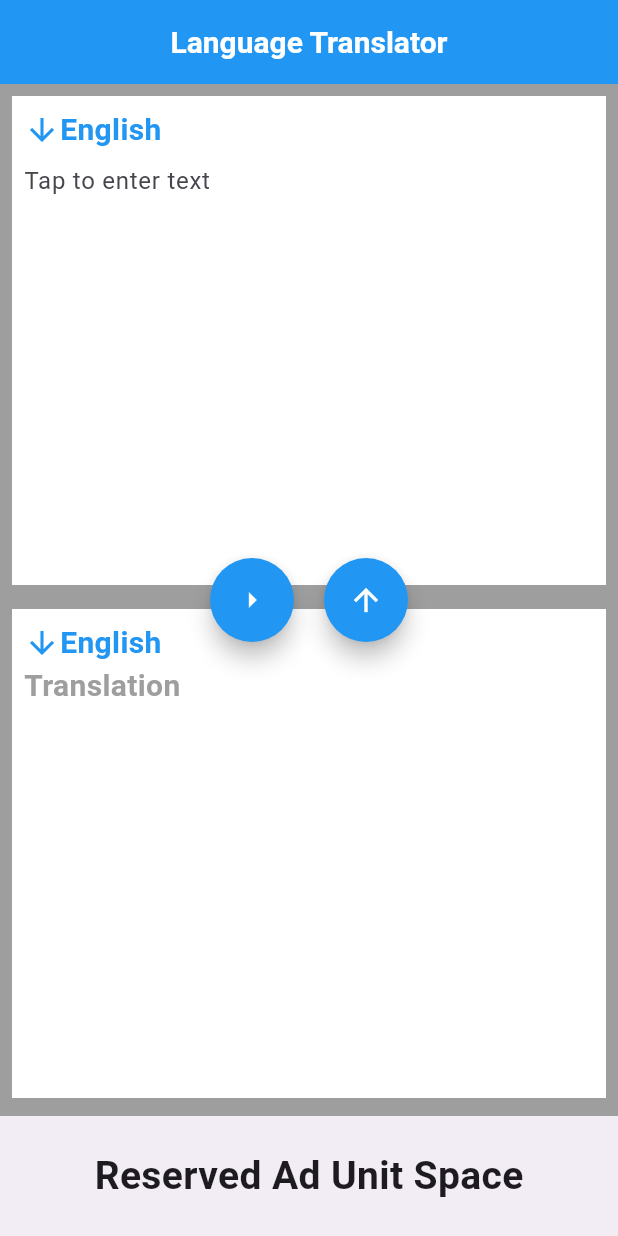
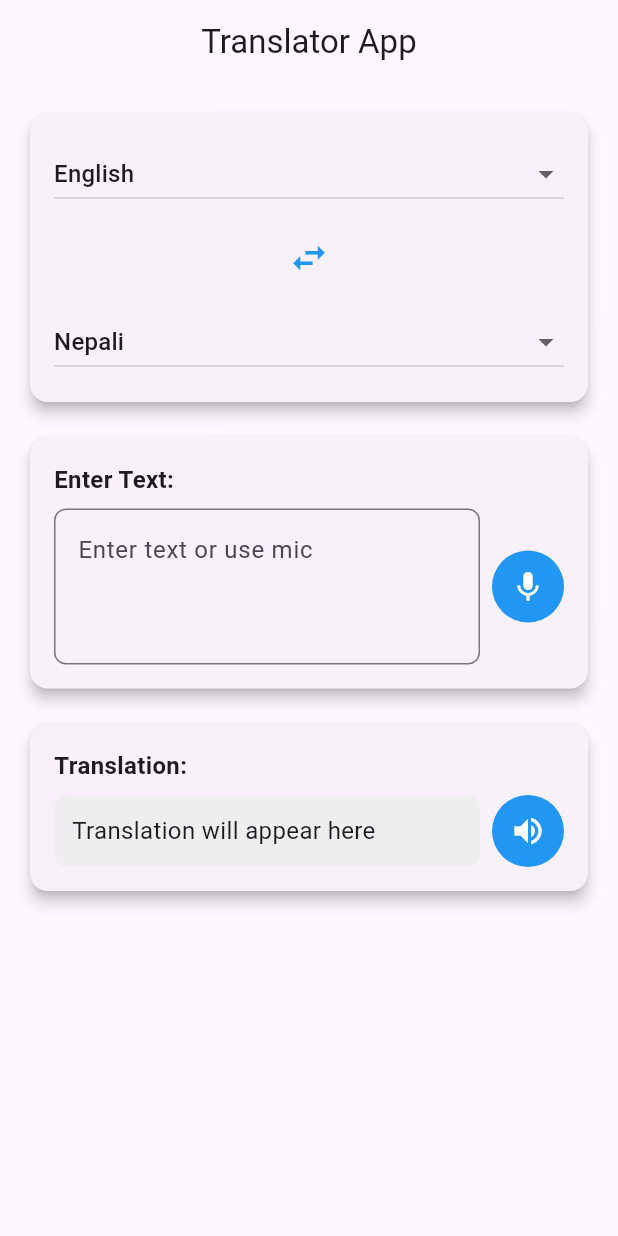
Before and after one commit to bipin24746/language_translator, a Flutter app: the screen it shows after launch, on a phone screen of 412 x 824 dp. Run offline on Flutter 3.47's test engine with Material 3 defaults, Android fonts, the phone set to English and light mode, and no system bars; our stand-ins replace flutter_tts, get, speech_to_text; missing offline and left inert: translator.

Commit message:
Simple Translator App Complete

```diff
--- /dev/null
+++ b/lib/controllers/translation_controller.dart
@@ -0,0 +1,45 @@
+import 'package:flutter_tts/flutter_tts.dart';
+import 'package:get/get.dart';
+import 'package:get/get_state_manager/src/simple/get_controllers.dart';
+import 'package:translator/translator.dart';
+
+class TranslationControllers extends GetxController {
+  var fromLanguage = 'en'.obs; // Default source language is English
+  var toLanguage = 'ne'.obs; // Default target language is Spanish
+  var inputText = ''.obs; // User input text
+  var translatedText = ''.obs; // Translated text
+
+  final GoogleTranslator translator = GoogleTranslator();
+  final FlutterTts tts = FlutterTts();
+
+  // Function to translate input text
+ Future<void> translateText() async {
+  if (inputText.value.isNotEmpty) {
+    try {
+      var translation = await translator.translate(
+        inputText.value,
+        from: fromLanguage.value,
+        to: toLanguage.value,
+      );
+      translatedText.value = translation.text;
+    } catch (e) {
+      if (e.toString().contains('LanguageNotSupportedException')) {
+        translatedText.value = "Error: The selected language is not supported.";
+      } else {
+        translatedText.value = "Error: Translation failed.";
+      }
+      print("Translation Error: $e");
+    }
+  } else {
+    translatedText.value = '';
+  }
+}
+
+  // Function to speak the translated text
+  Future<void> speakTranslatedText() async {
+    if (translatedText.value.isNotEmpty) {
+      await tts.setLanguage(toLanguage.value);
+      await tts.speak(translatedText.value);
+    }
+  }
+}
--- a/lib/homepage.dart
+++ /dev/null
@@ -1,174 +0,0 @@
-import 'package:flutter/material.dart';
-import 'package:get/get.dart';
-import 'package:language_translator/selectLanguage.dart';
-
-class Homepage extends StatefulWidget {
-  const Homepage({super.key});
-
-  @override
-  State<Homepage> createState() => _HomepageState();
-}
-
-class _HomepageState extends State<Homepage> {
-  @override
-  Widget build(BuildContext context) {
-    // Calculate the available height excluding the AppBar and BottomAppBar
-    final availableHeight = Get.height -
-        kToolbarHeight -
-        kBottomNavigationBarHeight - // Height of BottomAppBar
-        MediaQuery.of(context).padding.top;
-
-    return Scaffold(
-      backgroundColor: Colors.grey,
-      appBar: AppBar(
-        centerTitle: true,
-        title: const Text(
-          "Language Translator",
-          style: TextStyle(
-            fontWeight: FontWeight.bold,
-            fontSize: 20,
-            color: Colors.white,
-          ),
-        ),
-        backgroundColor: Colors.blue,
-      ),
-      body: Stack(
-        alignment: Alignment.center,
-        children: [
-          Column(
-            children: [
-              // Top section
-              Container(
-                height: availableHeight * 0.5 -
-                    30, // Half of the height minus spacing
-                margin: const EdgeInsets.all(8.0),
-                color: Colors.white,
-                padding: const EdgeInsets.all(8.0),
-                child: Column(
-                  children: [
-                    InkWell(
-                      onTap: () {
-                        Get.toNamed('/language');
-                      },
-                      child: Row(
-                        children: const [
-                          Icon(
-                            Icons.arrow_downward,
-                            color: Colors.blue,
-                          ),
-                          Text(
-                            "English",
-                            style: TextStyle(
-                                color: Colors.blue,
-                                fontWeight: FontWeight.bold,
-                                fontSize: 20),
-                          )
-                        ],
-                      ),
-                    ),
-                    const Expanded(
-                      child: TextField(
-                        decoration: InputDecoration(
-                          border: InputBorder.none,
-                          hintText: "Tap to enter text",
-                        ),
-                        maxLines: null,
-                        expands:
-                            true, // Allows the TextField to fill its parent
-                      ),
-                    ),
-                  ],
-                ),
-              ),
-              // Bottom section
-              Container(
-                height: availableHeight * 0.5 -
-                    30, // Half of the height minus spacing
-                margin: const EdgeInsets.all(8.0),
-                color: Colors.white,
-                padding: const EdgeInsets.all(8.0),
-                child: Column(
-                  crossAxisAlignment: CrossAxisAlignment.start,
-                  children: [
-                    InkWell(
-                      onTap: () {
-                        Get.toNamed('/language');
-                      },
-                      child: Row(
-                        children: const [
-                          Icon(
-                            Icons.arrow_downward,
-                            color: Colors.blue,
-                          ),
-                          Text(
-                            "English",
-                            style: TextStyle(
-                                color: Colors.blue,
-                                fontWeight: FontWeight.bold,
-                                fontSize: 20),
-                          )
-                        ],
-                      ),
-                    ),
-                    const Expanded(
-                      child: DecoratedBox(
-                        decoration: BoxDecoration(),
-                        child: Text(
-                          "Translation",
-                          style: TextStyle(
-                              fontSize: 20,
-                              color: Colors.grey,
-                              fontWeight: FontWeight.bold),
-                        ),
-                      ),
-                    ),
-                  ],
-                ),
-              ),
-            ],
-          ),
-          Positioned(
-            top: availableHeight * 0.5 -
-                40, // Center the FAB between the two sections
-            child: Row(
-              mainAxisAlignment: MainAxisAlignment.center,
-              children: [
-                FloatingActionButton(
-                  shape: RoundedRectangleBorder(
-                      borderRadius: BorderRadius.circular(50)),
-                  onPressed: () {},
-                  backgroundColor: Colors.blue,
-                  child: const Icon(
-                    Icons.arrow_right,
-                    color: Colors.white,
-                  ),
-                ),
-                const SizedBox(width: 20),
-                FloatingActionButton(
-                  shape: RoundedRectangleBorder(
-                      borderRadius: BorderRadius.circular(50)),
-                  onPressed: () {},
-                  backgroundColor: Colors.blue,
-                  child: const Icon(
-                    Icons.arrow_upward,
-                    color: Colors.white,
-                  ),
-                ),
-              ],
-            ),
-          ),
-        ],
-      ),
-      bottomNavigationBar: BottomAppBar(
-        child: Container(
-          height: kBottomNavigationBarHeight, // Ensure consistent height
-          alignment: Alignment.center,
-          child: const Text(
-            "Reserved Ad Unit Space",
-            style: TextStyle(fontSize: 26, fontWeight: FontWeight.bold),
-          ),
-        ),
-      ),
-    );
-  }
-}
--- a/lib/languageController.dart
+++ /dev/null
@@ -1,10 +0,0 @@
-import 'package:get/get.dart';
-
-class Languagecontroller extends GetxController {
-  var Languages = <String>["English", "Nepali", "Newari"].obs;
-}
-
-changeLanguage() {
-  List<String> changeLanguage =
-      List.generate(rtlLanguages.length, (index) => 'Item $index');
-}
--- a/lib/main.dart
+++ b/lib/main.dart
@@ -1,7 +1,7 @@
 import 'package:flutter/material.dart';
 import 'package:get/get.dart';
-import 'package:language_translator/homepage.dart';
-import 'package:language_translator/selectLanguage.dart';
+
+import 'package:language_translator/views/home.dart';
 
 void main() {
   runApp(const MyApp());
@@ -13,13 +13,17 @@ class MyApp extends StatelessWidget {
   @override
   Widget build(BuildContext context) {
     return GetMaterialApp(
-      title: 'Flutter Demo',
-      theme: ThemeData(
-        colorScheme: ColorScheme.fromSeed(seedColor: Colors.deepPurple),
-        useMaterial3: true,
-      ),
-      home: const Homepage(),
-      getPages: [GetPage(name: "/language", page: () => SelectLanguage())],
-    );
+        title: 'Language Translator',
+        theme: ThemeData(
+          colorScheme: ColorScheme.fromSeed(seedColor: Colors.deepPurple),
+          useMaterial3: true,
+        ),
+        home: HomePage()
+        // initialRoute: '/',
+        // getPages: [
+        //   GetPage(name: '/', page: () => const Homepage()),
+        //   GetPage(name: '/language', page: () => const SelectLanguage()),
+        // ],
+        );
   }
 }
--- a/lib/selectLanguage.dart
+++ /dev/null
@@ -1,40 +0,0 @@
-import 'package:flutter/material.dart';
-import 'package:get/get.dart';
-import 'package:language_translator/languageController.dart';
-
-class SelectLanguage extends StatefulWidget {
-  const SelectLanguage({super.key});
-
-  @override
-  State<SelectLanguage> createState() => _SelectLanguageState();
-}
-
-class _SelectLanguageState extends State<SelectLanguage> {
-  Languagecontroller languagecontroller = Get.put(Languagecontroller());
-  @override
-  Widget build(BuildContext context) {
-    return Scaffold(
-      appBar: AppBar(
-        iconTheme: IconThemeData(color: Colors.white),
-        title: Text(
-          "Select Language",
-          style: TextStyle(color: Colors.white, fontWeight: FontWeight.bold),
-        ),
-        backgroundColor: Colors.blue,
-      ),
-      body: Column(
-        children: [
-          Expanded(child: Obx(() {
-            return ListView.builder(
-                itemCount: languagecontroller.Languages.length,
-                itemBuilder: (context, index) {
-                  return ListTile(
-                    title: Text(languagecontroller.Languages[index]),
-                  );
-                });
-          }))
-        ],
-      ),
-    );
-  }
-}
--- /dev/null
+++ b/lib/views/home.dart
@@ -0,0 +1,247 @@
+import 'package:flutter/material.dart';
+import 'package:get/get.dart';
+import 'package:speech_to_text/speech_to_text.dart' as stt;
+import '../controllers/translation_controller.dart';
+
+class HomePage extends StatelessWidget {
+  final TranslationControllers controller = Get.put(TranslationControllers());
+  final stt.SpeechToText speech = stt.SpeechToText();
+  final TextEditingController textEditingController = TextEditingController();
+
+  @override
+  Widget build(BuildContext context) {
+    return Scaffold(
+      appBar: AppBar(
+        title: Text('Translator App'),
+        centerTitle: true,
+      ),
+      body: SingleChildScrollView(
+        padding: const EdgeInsets.all(16.0),
+        child: Column(
+          crossAxisAlignment: CrossAxisAlignment.stretch,
+          children: [
+            // Source and Target Language Selection Section
+            Card(
+              elevation: 4,
+              shape: RoundedRectangleBorder(
+                borderRadius: BorderRadius.circular(12),
+              ),
+              child: Padding(
+                padding: const EdgeInsets.all(16.0),
+                child: Column(
+                  children: [
+                    // Source Language Dropdown
+                    Obx(() {
+                      final languageList = _languageList();
+                      if (!languageList.any((item) =>
+                          item.value == controller.fromLanguage.value)) {
+                        controller.fromLanguage.value =
+                            languageList.first.value!; // Set default if invalid
+                      }
+                      return DropdownButton<String>(
+                        value: controller.fromLanguage.value,
+                        items: languageList,
+                        onChanged: (value) {
+                          controller.fromLanguage.value = value!;
+                          controller.translateText();
+                        },
+                        isExpanded: true,
+                        hint: Text("Select source language"),
+                      );
+                    }),
+
+                    SizedBox(height: 8),
+
+                    // Swap Button
+                    IconButton(
+                      icon:
+                          Icon(Icons.swap_horiz, size: 28, color: Colors.blue),
+                      onPressed: _swapLanguages,
+                      tooltip: 'Swap Languages',
+                    ),
+                    SizedBox(height: 8),
+
+                    // Target Language Dropdown
+                    Obx(() {
+                      return DropdownButton<String>(
+                        value: controller.toLanguage.value,
+                        items: _languageList(),
+                        onChanged: (value) {
+                          controller.toLanguage.value = value!;
+                          controller.translateText();
+                        },
+                        isExpanded: true,
+                        hint: Text("Select target language"),
+                      );
+                    }),
+                  ],
+                ),
+              ),
+            ),
+            SizedBox(height: 16),
+
+            // Input Text Field with Mic Button
+            Card(
+              elevation: 4,
+              shape: RoundedRectangleBorder(
+                borderRadius: BorderRadius.circular(12),
+              ),
+              child: Padding(
+                padding: const EdgeInsets.all(16.0),
+                child: Column(
+                  crossAxisAlignment: CrossAxisAlignment.start,
+                  children: [
+                    Text(
+                      'Enter Text:',
+                      style: TextStyle(
+                        fontSize: 16,
+                        fontWeight: FontWeight.bold,
+                      ),
+                    ),
+                    SizedBox(height: 8),
+                    Row(
+                      children: [
+                        Expanded(
+                          child: TextField(
+                            controller: textEditingController,
+                            onChanged: (value) {
+                              controller.inputText.value = value;
+                              controller.translateText();
+                            },
+                            decoration: InputDecoration(
+                              border: OutlineInputBorder(
+                                borderRadius: BorderRadius.circular(8),
+                              ),
+                              hintText: 'Enter text or use mic',
+                            ),
+                            maxLines: 3,
+                          ),
+                        ),
+                        SizedBox(width: 8),
+                        CircleAvatar(
+                          radius: 24,
+                          backgroundColor: Colors.blue,
+                          child: IconButton(
+                            icon: Icon(Icons.mic, color: Colors.white),
+                            onPressed: _startListening,
+                          ),
+                        ),
+                      ],
+                    ),
+                  ],
+                ),
+              ),
+            ),
+            SizedBox(height: 16),
+
+            // Translated Text Display with Speaker Button
+            Card(
+              elevation: 4,
+              shape: RoundedRectangleBorder(
+                borderRadius: BorderRadius.circular(12),
+              ),
+              child: Padding(
+                padding: const EdgeInsets.all(16.0),
+                child: Obx(() {
+                  return Column(
+                    crossAxisAlignment: CrossAxisAlignment.start,
+                    children: [
+                      Text(
+                        'Translation:',
+                        style: TextStyle(
+                          fontSize: 16,
+                          fontWeight: FontWeight.bold,
+                        ),
+                      ),
+                      SizedBox(height: 8),
+                      Row(
+                        children: [
+                          Expanded(
+                            child: Container(
+                              padding: EdgeInsets.all(12),
+                              decoration: BoxDecoration(
+                                color: Colors.grey[200],
+                                borderRadius: BorderRadius.circular(8),
+                              ),
+                              child: Text(
+                                controller.translatedText.value.isEmpty
+                                    ? 'Translation will appear here'
+                                    : controller.translatedText.value,
+                                style: TextStyle(fontSize: 16),
+                              ),
+                            ),
+                          ),
+                          SizedBox(width: 8),
+                          CircleAvatar(
+                            radius: 24,
+                            backgroundColor: Colors.blue,
+                            child: IconButton(
+                              icon: Icon(Icons.volume_up, color: Colors.white),
+                              onPressed: controller.speakTranslatedText,
+                            ),
+                          ),
+                        ],
+                      ),
+                    ],
+                  );
+                }),
+              ),
+            ),
+          ],
+        ),
+      ),
+    );
+  }
+
+  // Helper function to provide a list of languages
+  List<DropdownMenuItem<String>> _languageList() {
+    final languages = {
+      'en': 'English',
+      'ne': 'Nepali',
+      'ja': 'japanese',
+      'hi': 'hindi',
+      'bho': 'Bhojpuri',
+    };
+
+    return languages.entries
+        .map((entry) => DropdownMenuItem(
+              value: entry.key,
+              child: Text(entry.value),
+            ))
+        .toList();
+  }
+
+  // Function to handle voice input
+  Future<void> _startListening() async {
+    bool available = await speech.initialize(
+      onStatus: (status) => print('Status: $status'),
+      onError: (error) => print('Error: $error'),
+    );
+
+    if (available) {
+      speech.listen(onResult: (result) {
+        textEditingController.text = result.recognizedWords; // Update TextField
+        controller.inputText.value =
+            result.recognizedWords; // Update Reactive Input
+        controller.translateText(); // Trigger Translation
+      });
+    } else {
+      print("The user has denied the microphone permissions.");
+    }
+  }
+
+  // Function to swap source and target languages
+  void _swapLanguages() {
+    final currentFromLanguage = controller.fromLanguage.value;
+    controller.fromLanguage.value = controller.toLanguage.value;
+    controller.toLanguage.value = currentFromLanguage;
+
+    controller.translateText(); // Trigger re-translation with swapped languages
+  }
+}
+
+
+// 'ne': 'Nepali',
+//       'tam': 'Tamang',
+//       'mag': 'Magar',
+//       'bho': 'Bhojpuri',
--- a/pubspec.yaml
+++ b/pubspec.yaml
@@ -32,10 +32,16 @@ dependencies:
     sdk: flutter
 
 
+
+
   # The following adds the Cupertino Icons font to your application.
   # Use with the CupertinoIcons class for iOS style icons.
   cupertino_icons: ^1.0.8
   get: ^4.6.6
+  translator: ^1.0.3+1
+  speech_to_text: ^7.0.0
+  flutter_tts: ^4.2.0
+  getx_translator: ^1.0.3
 
 dev_dependencies:
   flutter_test:
```
Also changed, not shown: pubspec.lock, 4 other files.
